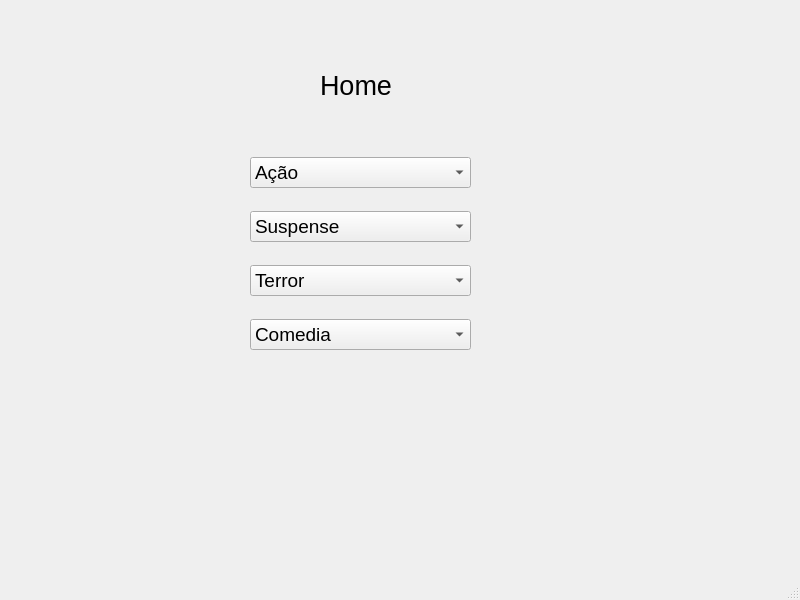
Above: biblioteca/view/home.ui from RiquelmeG22/BibliotecaPython before the change. Below: the same form after it.
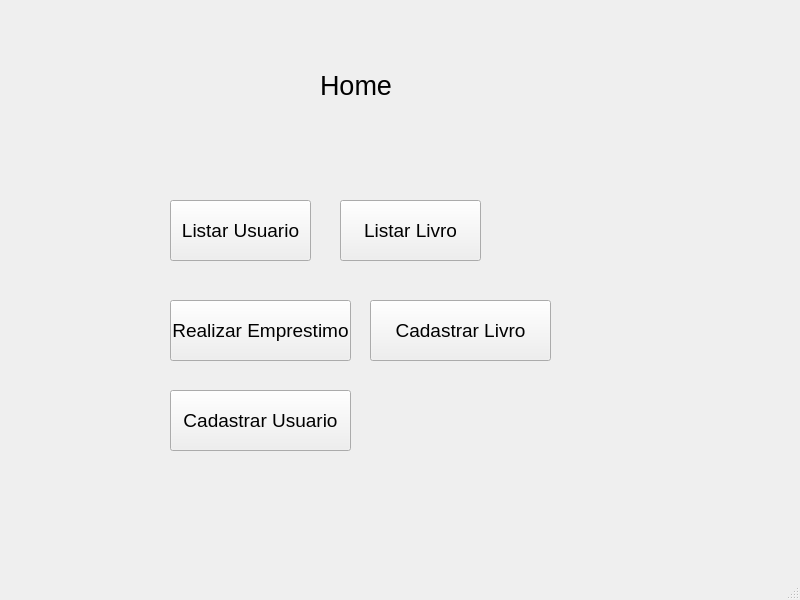
That is the form after the change.

Diff of the .ui file:
```diff
--- a/biblioteca/view/home.ui
+++ b/biblioteca/view/home.ui
@@ -37,58 +37,70 @@
      <string>Home</string>
     </property>
    </widget>
-   <widget class="QWidget" name="verticalLayoutWidget">
+   <widget class="QPushButton" name="btnListarUsuario">
     <property name="geometry">
      <rect>
-      <x>250</x>
-      <y>140</y>
-      <width>221</width>
-      <height>231</height>
+      <x>170</x>
+      <y>200</y>
+      <width>141</width>
+      <height>61</height>
      </rect>
     </property>
-    <layout class="QVBoxLayout" name="verticalLayout">
-     <item>
-      <widget class="QComboBox" name="comboBox_2">
-       <property name="font">
-        <font>
-         <pointsize>14</pointsize>
-        </font>
-       </property>
-       <item>
         <property name="text">
-         <string>Ação</string>
-        </property>
-       </item>
-      </widget>
-     </item>
-     <item>
-      <widget class="QComboBox" name="comboBox_3">
-       <item>
+     <string>Listar Usuario</string>
+    </property>
+   </widget>
+   <widget class="QPushButton" name="btnRealizarEmprestimo">
+    <property name="geometry">
+     <rect>
+      <x>170</x>
+      <y>300</y>
+      <width>181</width>
+      <height>61</height>
+     </rect>
+    </property>
         <property name="text">
-         <string>Suspense</string>
-        </property>
-       </item>
-      </widget>
-     </item>
-     <item>
-      <widget class="QComboBox" name="comboBox_4">
-       <item>
+     <string>Realizar Emprestimo</string>
+    </property>
+   </widget>
+   <widget class="QPushButton" name="btnLivro">
+    <property name="geometry">
+     <rect>
+      <x>340</x>
+      <y>200</y>
+      <width>141</width>
+      <height>61</height>
+     </rect>
+    </property>
         <property name="text">
-         <string>Terror</string>
-        </property>
-       </item>
-      </widget>
-     </item>
-     <item>
-      <widget class="QComboBox" name="comboBox">
-       <item>
+     <string>Listar Livro</string>
+    </property>
+   </widget>
+   <widget class="QPushButton" name="btnCadastrarLivro">
+    <property name="geometry">
+     <rect>
+      <x>370</x>
+      <y>300</y>
+      <width>181</width>
+      <height>61</height>
+     </rect>
+    </property>
         <property name="text">
-         <string>Comedia</string>
-        </property>
-       </item>
-      </widget>
-     </item>
-    </layout>
+     <string>Cadastrar Livro</string>
+    </property>
+   </widget>
+   <widget class="QPushButton" name="btnCadastrarUsuario">
+    <property name="geometry">
+     <rect>
+      <x>170</x>
+      <y>390</y>
+      <width>181</width>
+      <height>61</height>
+     </rect>
+    </property>
+    <property name="text">
+     <string>Cadastrar Usuario</string>
+    </property>
    </widget>
   </widget>
   <widget class="QMenuBar" name="menubar">
```
Lines whose indentation alone changed are shown as unchanged.
